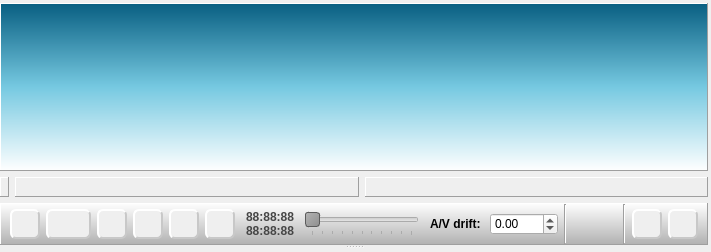
Homer-Conferencing/Homer-Conferencing, file Homer/forms/Widgets/ParticipantWidget.ui: the form before one commit.
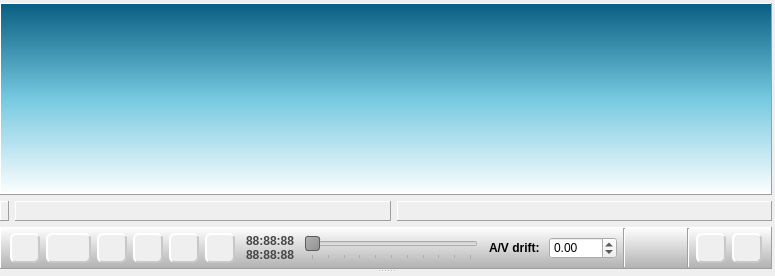
The form after the commit. Icons and pictures are not drawn. Custom widgets are drawn as their Qt base class.

Commit message: - fixed: copy+paste of A/V stats

Patch:
```diff
--- a/Homer/forms/Widgets/ParticipantWidget.ui
+++ b/Homer/forms/Widgets/ParticipantWidget.ui
@@ -6,8 +6,8 @@
    <rect>
     <x>0</x>
     <y>0</y>
-    <width>711</width>
-    <height>252</height>
+    <width>775</width>
+    <height>276</height>
    </rect>
   </property>
   <property name="font">
```
Left out of the diff: 3 changed lines with no effect on the pictures. The commit also changes 1 other file.
